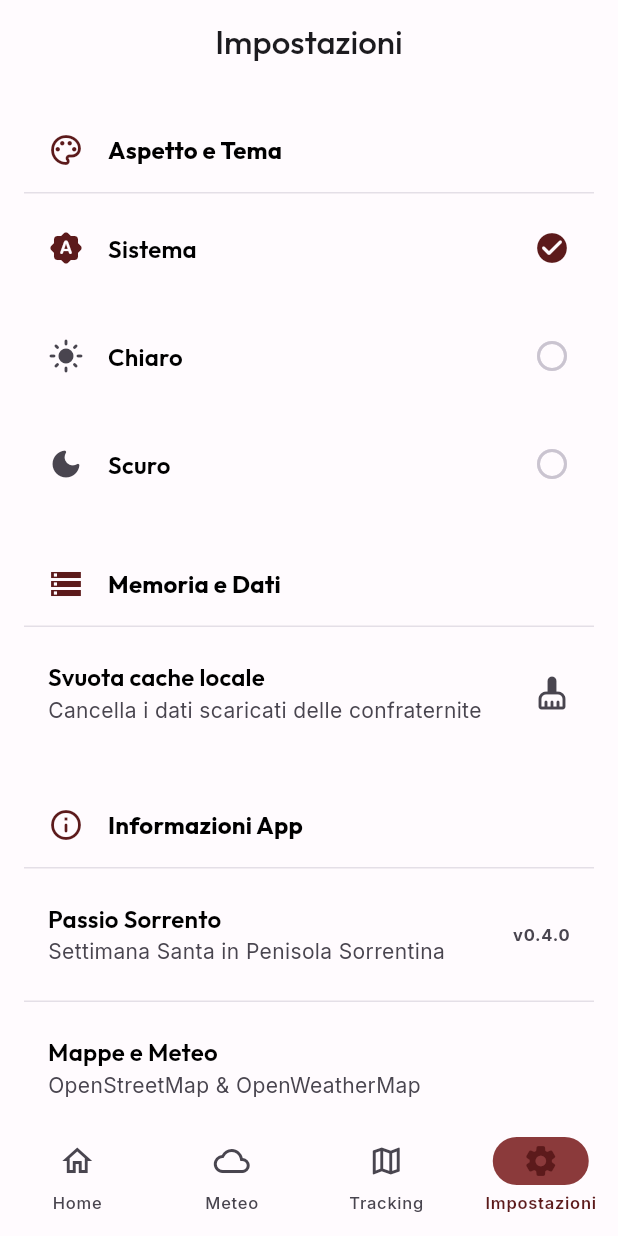
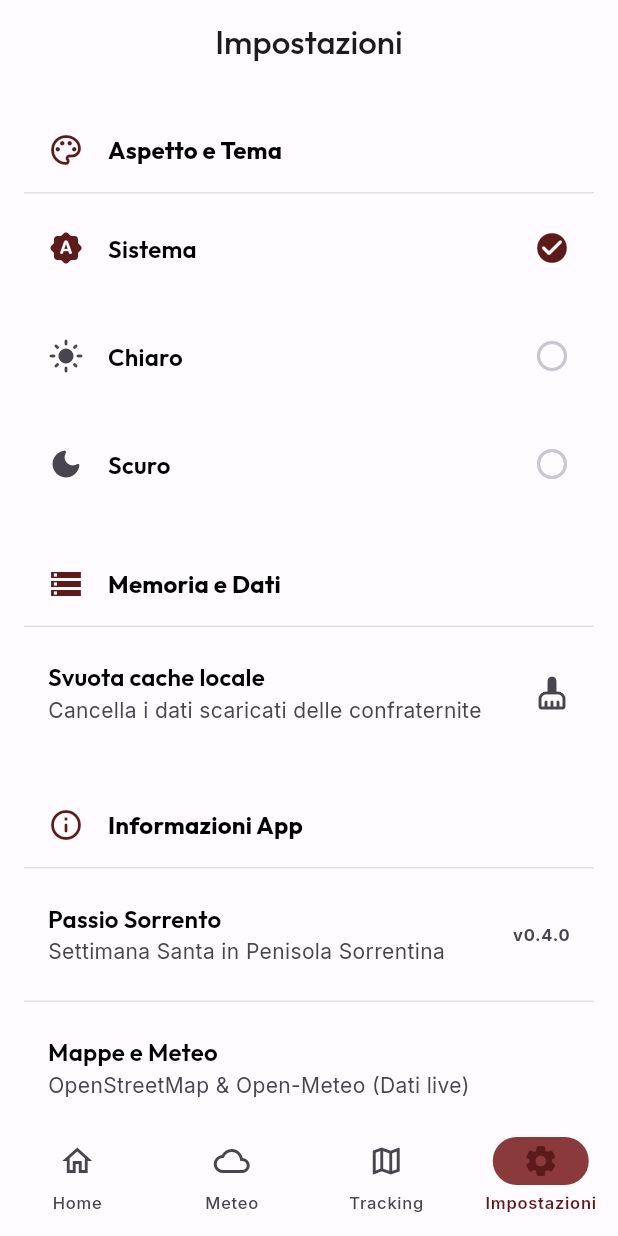
Before and after one commit to dariocast/passio-sorrento, a Flutter app: the screen it shows after launch, item 4 of the bottom bar chosen, on a phone screen of 412 x 824 dp. Run offline on Flutter 3.47's test engine with Material 3 defaults, Android fonts, the phone set to English and light mode, and no system bars; our stand-ins replace equatable, flutter_bloc, flutter_map, geolocator, go_router, google_fonts and 4 more; network calls fail.

Commit message:
docs: update settings page info and documentation to Open-Meteo

```diff
--- a/mobile/lib/features/settings/presentation/pages/settings_page.dart
+++ b/mobile/lib/features/settings/presentation/pages/settings_page.dart
@@ -147,7 +147,7 @@ class SettingsPage extends StatelessWidget {
           const Divider(height: 1),
           const ListTile(
             title: Text('Mappe e Meteo'),
-            subtitle: Text('OpenStreetMap & OpenWeatherMap'),
+            subtitle: Text('OpenStreetMap & Open-Meteo (Dati live)'),
           ),
         ],
       ),
--- a/mobile/lib/main.dart
+++ b/mobile/lib/main.dart
@@ -46,9 +46,8 @@ class HolyweekApp extends StatelessWidget {
     final trackingRemoteDataSource = TrackingRemoteDataSource(
       client: httpClient,
     );
-    // Note: WeatherRemoteDataSource requires an API key - pass with --dart-define=OPENWEATHER_API_KEY=xxx
+    // Real-time live weather data source via Open-Meteo API
     final weatherRemoteDataSource = WeatherRemoteDataSource(
-      apiKey: const String.fromEnvironment('OPENWEATHER_API_KEY'),
       client: httpClient,
     );
 
```
Also changed, not shown: 2 other files.
